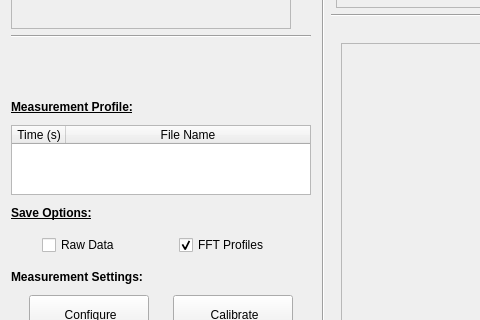
This is pol_panel.ui in CesarCarvajal/Oxymetry-Backup-2018 as Qt 5 draws it before an edit; both pictures show x 0 to 480 and y 372 to 692 of the 1210 by 784 pixel window. The edited form follows.
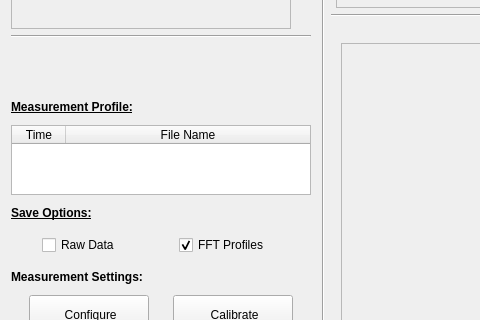
This is the edited form. Icons and pictures are not drawn. Custom widgets are drawn as their Qt base class.

Patch:
```diff
--- a/pol_panel.ui
+++ b/pol_panel.ui
@@ -658,7 +658,7 @@
          </attribute>
          <column>
           <property name="text">
-           <string>Time (s)</string>
+           <string>Time</string>
           </property>
           <property name="toolTip">
            <string>Time Intervals</string>
```
